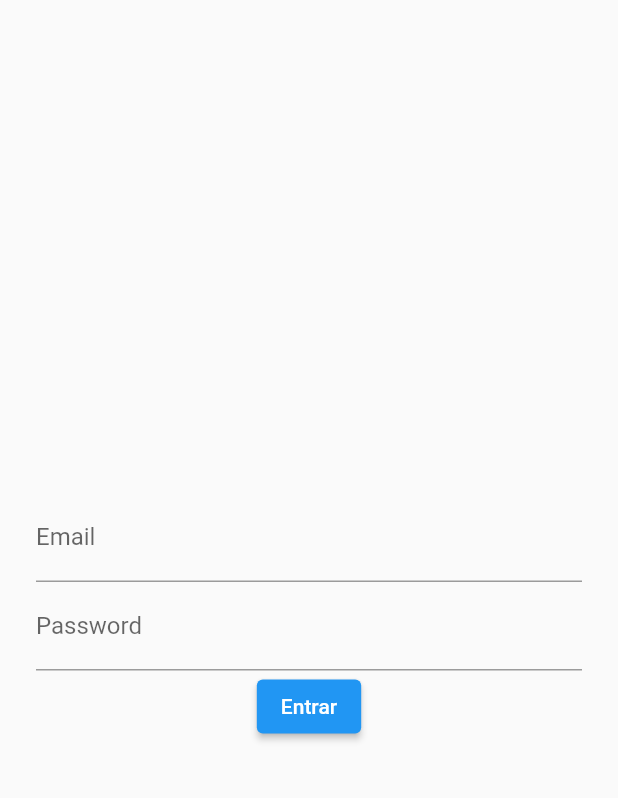
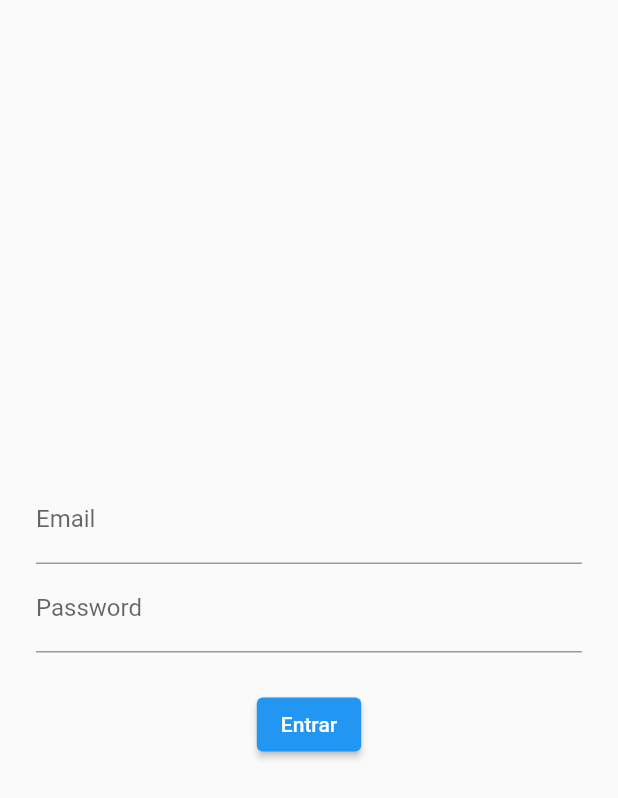
Before and after one commit to dan7sc/flutter-best-practices, a Flutter app: the screen it shows after launch, on a phone screen of 412 x 824 dp. Shown: the top 798 px of the screen. Run offline on Flutter 3.47's test engine with Material 2 defaults, Android fonts, the light colour scheme and no system bars.

Commit message:
Add SizedBox

```diff
--- a/lib/modules/login/login_page.dart
+++ b/lib/modules/login/login_page.dart
@@ -38,6 +38,9 @@ class _LoginPageState extends State<LoginPage> {
                     ],
                   ),
                 ),
+                SizedBox(
+                  height: 24,
+                ),
                 ElevatedButton(
                   onPressed: () {},
                   child: Text("Entrar"),
```
